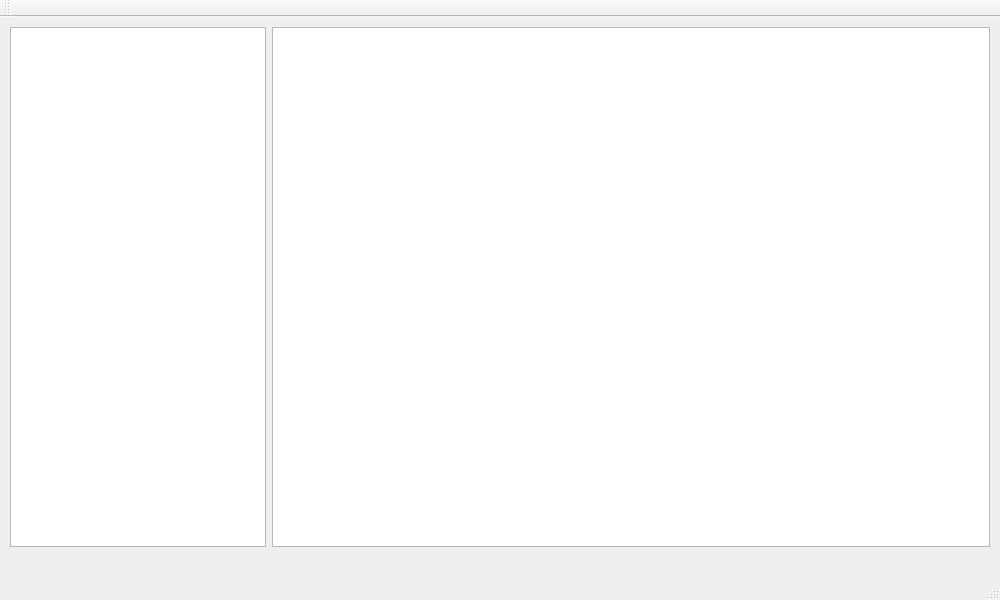
First picture: the form in src/ui/main_win.ui, repository donydchen/landmark-tool, before the edit.
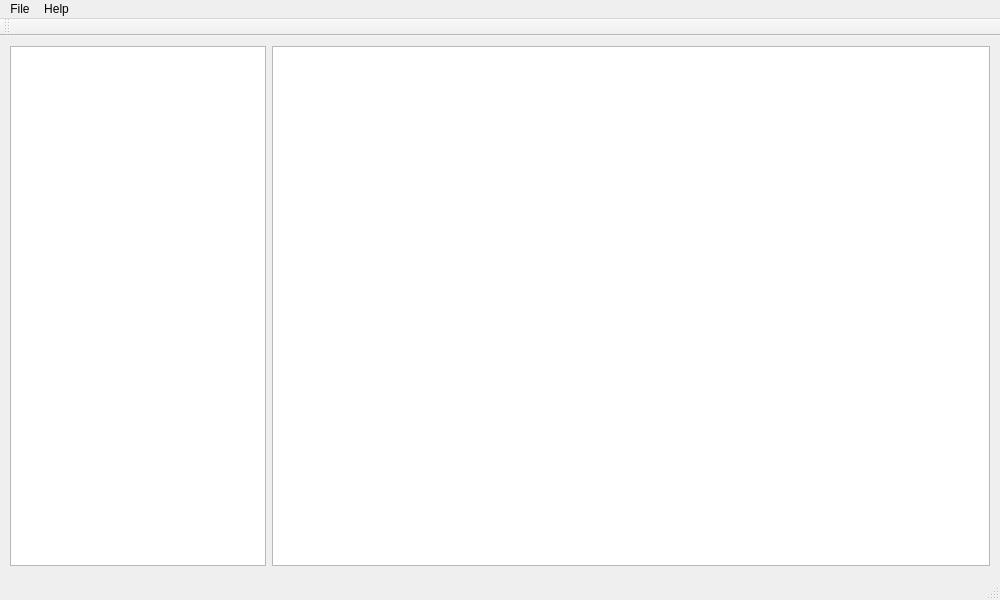
Second picture: the form after the edit.

Commit message: add menu bar

Patch:
```diff
--- a/src/ui/main_win.ui
+++ b/src/ui/main_win.ui
@@ -42,6 +42,23 @@
      <height>25</height>
     </rect>
    </property>
+   <widget class="QMenu" name="menuFile">
+    <property name="title">
+     <string>File</string>
+    </property>
+    <addaction name="actionOpen_Folder"/>
+    <addaction name="actionSave_File"/>
+    <addaction name="separator"/>
+    <addaction name="actionExit"/>
+   </widget>
+   <widget class="QMenu" name="menuHelp">
+    <property name="title">
+     <string>Help</string>
+    </property>
+    <addaction name="actionAbout"/>
+   </widget>
+   <addaction name="menuFile"/>
+   <addaction name="menuHelp"/>
   </widget>
   <widget class="QStatusBar" name="statusbar"/>
   <widget class="QToolBar" name="toolBar">
```
Left out of the diff: 29 changed lines with no effect on the pictures. The commit also changes 2 other files.
